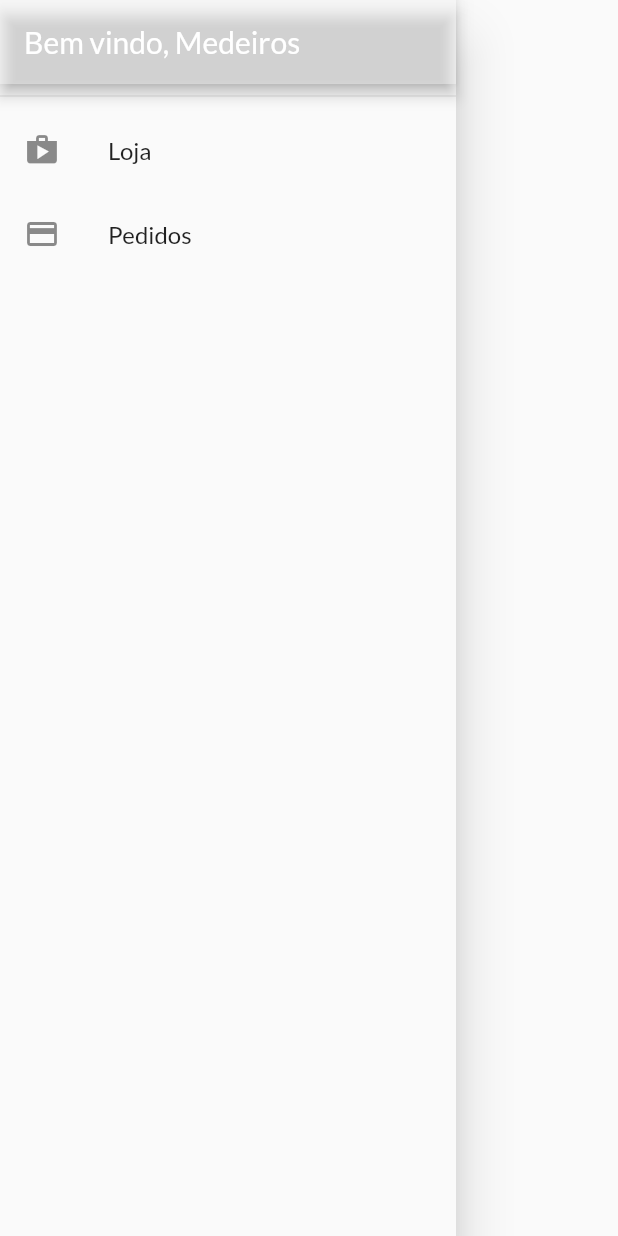
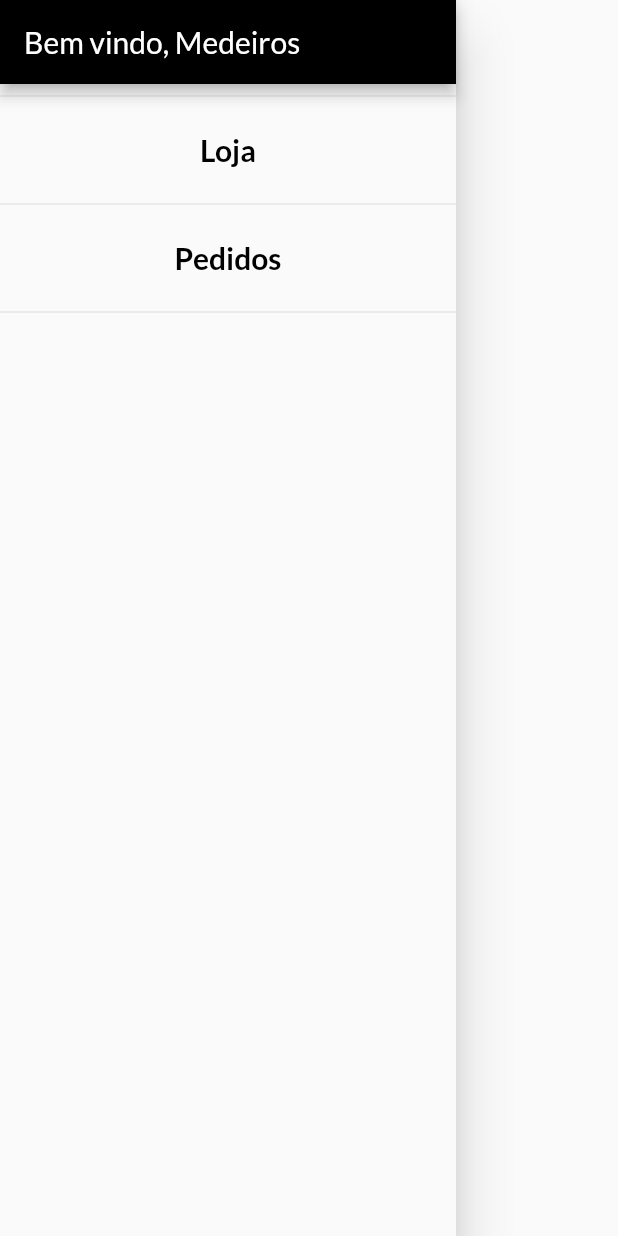
Before and after one commit to e-medeiros1/loja_virtual, a Flutter app: the AppDrawer widget shown alone on an empty page, opened directly, on a phone screen of 412 x 824 dp. Run offline on Flutter 3.47's test engine with Material 2 defaults, Android fonts, the phone set to English and light mode, and no system bars; network calls fail.

Commit message:
Visual Changes

```diff
--- a/lib/components/app_drawer.dart
+++ b/lib/components/app_drawer.dart
@@ -7,7 +7,7 @@ class AppDrawer extends StatelessWidget {
   @override
   Widget build(BuildContext context) {
     return Drawer(
-
+      // backgroundColor: Colors.white70,
       child: Column(
         children: [
           AppBar(
@@ -15,23 +15,45 @@ class AppDrawer extends StatelessWidget {
           ),
           const Divider(),
           ListTile(
-            leading: const Icon(Icons.shop),
-            title: const Text('Loja'),
+            // leading: Icon(
+            //   Icons.shop,
+            //   color: Theme.of(context).colorScheme.primary,
+            // ),
+            title: Text(
+              'Loja',
+              textAlign: TextAlign.center,
+              style: TextStyle(
+                  color: Theme.of(context).colorScheme.primary,
+                  fontSize: 20,
+                  fontWeight: FontWeight.w600),
+            ),
             onTap: () {
               Navigator.of(context).pushReplacementNamed(
                 AppRoutes.HOME,
               );
             },
           ),
+          const Divider(),
           ListTile(
-            leading: const Icon(Icons.payment),
-            title: const Text('Pedidos'),
+            // leading: Icon(
+            //   Icons.payment,
+            //   color: Theme.of(context).colorScheme.primary,
+            // ),
+            title: Text(
+              'Pedidos',
+              textAlign: TextAlign.center,
+              style: TextStyle(
+                  color: Theme.of(context).colorScheme.primary,
+                  fontSize: 20,
+                  fontWeight: FontWeight.w600),
+            ),
             onTap: () {
               Navigator.of(context).pushReplacementNamed(
                 AppRoutes.ORDERS,
               );
             },
-          )
+          ),
+          const Divider(),
         ],
       ),
     );
--- a/lib/main.dart
+++ b/lib/main.dart
@@ -36,8 +36,8 @@ class MyApp extends StatelessWidget {
         theme: ThemeData(
           fontFamily: 'Lato',
           colorScheme: ColorScheme.fromSwatch().copyWith(
-            primary: Colors.white38,
-            secondary: Colors.yellow.shade500,
+            primary: Colors.black,
+            secondary: Colors.white,
             error: Colors.red.shade300,
           ),
         ),
```
Also changed, not shown: lib/components/badge.dart (+3 -5 lines), lib/components/cart_item.dart (+21 -11 lines), lib/pages/cart_page.dart (+23 -16 lines), lib/pages/orders_page.dart (+9 -2 lines), lib/pages/product_detail_page.dart (+25 -14 lines), lib/pages/products_overview_page.dart (+8 -6 lines).
